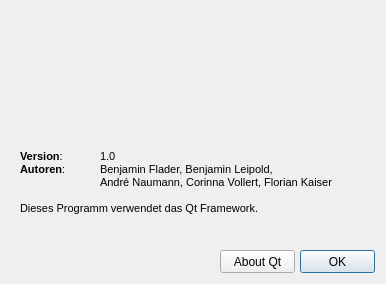
The window that ui/InfoDialog.ui (floriandotorg/bumm) describes before a commit, drawn with Qt 5.
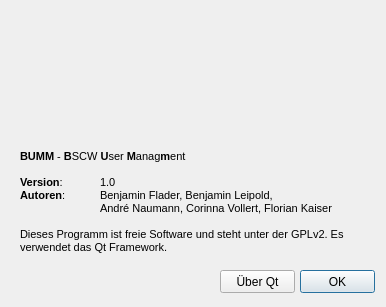
The same window after the commit. Icons and pictures are not drawn.

```diff
--- a/ui/InfoDialog.ui
+++ b/ui/InfoDialog.ui
@@ -6,7 +6,7 @@
     <x>0</x>
     <y>0</y>
     <width>386</width>
-    <height>284</height>
+    <height>307</height>
    </rect>
   </property>
   <property name="sizePolicy" >
@@ -24,7 +24,7 @@
      <x>20</x>
      <y>150</y>
      <width>351</width>
-     <height>71</height>
+     <height>121</height>
     </rect>
    </property>
    <property name="layoutDirection" >
@@ -35,24 +35,26 @@
 &lt;html>&lt;head>&lt;meta name="qrichtext" content="1" />&lt;style type="text/css">
 p, li { white-space: pre-wrap; }
 &lt;/style>&lt;/head>&lt;body style=" font-family:'MS Shell Dlg 2'; font-size:8.25pt; font-weight:400; font-style:normal;">
-&lt;p style=" margin-top:0px; margin-bottom:0px; margin-left:0px; margin-right:0px; -qt-block-indent:0; text-indent:0px; font-size:8pt;">&lt;span style=" font-weight:600;">Version&lt;/span>: 	1.0&lt;/p>
+&lt;p style=" margin-top:0px; margin-bottom:0px; margin-left:0px; margin-right:0px; -qt-block-indent:0; text-indent:0px; font-size:8pt;">&lt;span style=" font-weight:600;">BUMM&lt;/span> - &lt;span style=" font-weight:600;">B&lt;/span>SCW &lt;span style=" font-weight:600;">U&lt;/span>ser &lt;span style=" font-weight:600;">M&lt;/span>anag&lt;span style=" font-weight:600;">m&lt;/span>ent&lt;/p>
+&lt;p style="-qt-paragraph-type:empty; margin-top:0px; margin-bottom:0px; margin-left:0px; margin-right:0px; -qt-block-indent:0; text-indent:0px; font-size:8pt;">&lt;/p>
+&lt;p style=" margin-top:0px; margin-bottom:0px; margin-left:0px; margin-right:0px; -qt-block-indent:0; text-indent:0px; font-size:8pt; font-weight:600;">Version&lt;span style=" font-weight:400;">: 	1.0&lt;/span>&lt;/p>
 &lt;p style=" margin-top:0px; margin-bottom:0px; margin-left:0px; margin-right:0px; -qt-block-indent:0; text-indent:0px; font-size:8pt;">&lt;span style=" font-weight:600;">Autoren&lt;/span>:	Benjamin Flader, Benjamin Leipold, &lt;/p>
 &lt;p style=" margin-top:0px; margin-bottom:0px; margin-left:0px; margin-right:0px; -qt-block-indent:0; text-indent:0px; font-size:8pt;">                 	André Naumann, Corinna Vollert, Florian Kaiser&lt;/p>
 &lt;p style="-qt-paragraph-type:empty; margin-top:0px; margin-bottom:0px; margin-left:0px; margin-right:0px; -qt-block-indent:0; text-indent:0px; font-size:8pt;">&lt;/p>
-&lt;p style=" margin-top:0px; margin-bottom:0px; margin-left:0px; margin-right:0px; -qt-block-indent:0; text-indent:0px; font-size:8pt;">Dieses Programm verwendet das Qt Framework.&lt;/p>&lt;/body>&lt;/html></string>
+&lt;p style=" margin-top:0px; margin-bottom:0px; margin-left:0px; margin-right:0px; -qt-block-indent:0; text-indent:0px; font-size:8pt;">Dieses Programm ist freie Software und steht unter der GPLv2. Es verwendet das Qt Framework.&lt;/p>&lt;/body>&lt;/html></string>
    </property>
    <property name="alignment" >
     <set>Qt::AlignLeading|Qt::AlignLeft|Qt::AlignTop</set>
    </property>
    <property name="wordWrap" >
-    <bool>false</bool>
+    <bool>true</bool>
    </property>
   </widget>
   <widget class="QPushButton" name="_button_ok" >
    <property name="geometry" >
     <rect>
      <x>300</x>
-     <y>250</y>
+     <y>270</y>
      <width>75</width>
      <height>23</height>
     </rect>
@@ -65,13 +67,32 @@
    <property name="geometry" >
     <rect>
      <x>220</x>
-     <y>250</y>
+     <y>270</y>
      <width>75</width>
      <height>23</height>
     </rect>
    </property>
    <property name="text" >
-    <string>About Qt</string>
+    <string>Über Qt</string>
+   </property>
+  </widget>
+  <widget class="QLabel" name="label" >
+   <property name="geometry" >
+    <rect>
+     <x>70</x>
+     <y>10</y>
+     <width>241</width>
+     <height>131</height>
+    </rect>
+   </property>
+   <property name="text" >
+    <string/>
+   </property>
+   <property name="pixmap" >
+    <pixmap resource="../qrc/images.qrc" >:/logo/logo/logo.svg</pixmap>
+   </property>
+   <property name="scaledContents" >
+    <bool>true</bool>
    </property>
   </widget>
  </widget>
```
Left out of the diff: 8 changed lines with no effect on the pictures.
